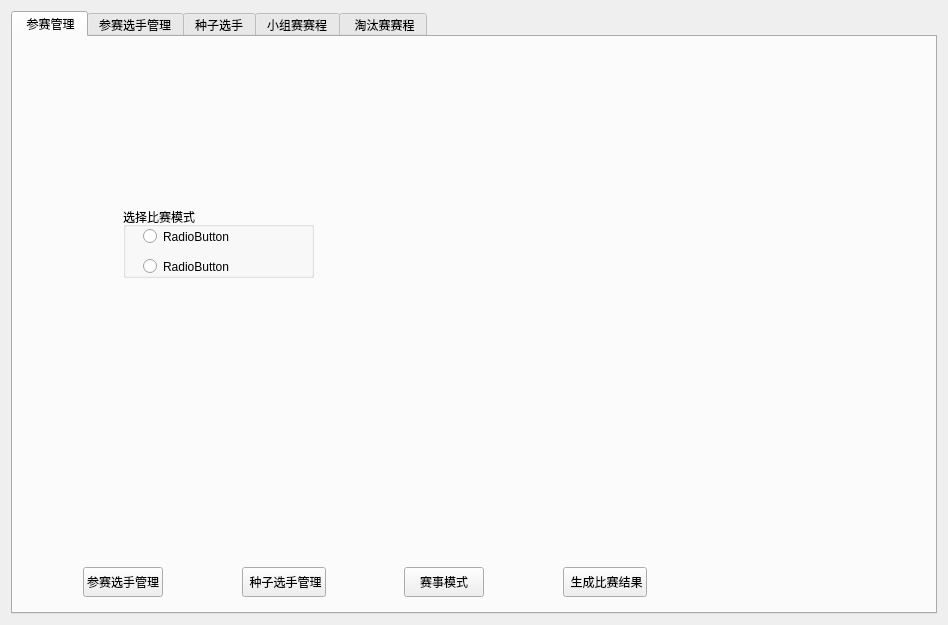
Above: tournament.ui from 35easy/PingPongClub before the change. Below: the same form after it.
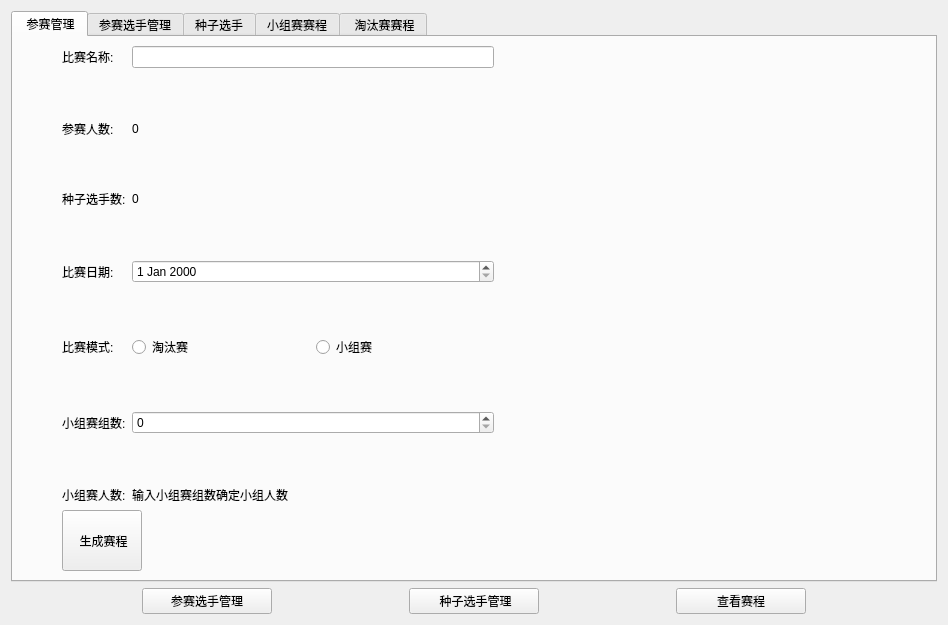
That is the form after the change. The open tabs and pages were chosen to show the change.

Commit message: 页面设计2

Diff of the .ui file:
```diff
--- a/tournament.ui
+++ b/tournament.ui
@@ -13,7 +13,7 @@
   <property name="windowTitle">
    <string>Form</string>
   </property>
-  <layout class="QHBoxLayout" name="horizontalLayout">
+  <layout class="QVBoxLayout" name="verticalLayout_3">
    <item>
     <widget class="QTabWidget" name="tabWidget">
      <property name="currentIndex">
@@ -23,105 +23,218 @@
       <attribute name="title">
        <string> 参赛管理</string>
       </attribute>
-      <widget class="QGroupBox" name="groupBox">
-       <property name="geometry">
-        <rect>
-         <x>110</x>
-         <y>170</y>
-         <width>191</width>
-         <height>71</height>
-        </rect>
-       </property>
-       <property name="title">
-        <string>选择比赛模式</string>
-       </property>
-       <widget class="QRadioButton" name="radioButton">
-        <property name="geometry">
-         <rect>
-          <x>20</x>
-          <y>20</y>
-          <width>115</width>
-          <height>19</height>
-         </rect>
-        </property>
+      <layout class="QVBoxLayout" name="verticalLayout">
+       <item>
+        <layout class="QHBoxLayout" name="horizontalLayout">
+         <item>
+          <spacer name="horizontalSpacer_6">
+           <property name="orientation">
+            <enum>Qt::Horizontal</enum>
+           </property>
+           <property name="sizeType">
+            <enum>QSizePolicy::Maximum</enum>
+           </property>
+           <property name="sizeHint" stdset="0">
+            <size>
+             <width>40</width>
+             <height>20</height>
+            </size>
+           </property>
+          </spacer>
+         </item>
+         <item>
+          <layout class="QFormLayout" name="formLayout">
+           <item row="0" column="0">
+            <widget class="QLabel" name="label_6">
         <property name="text">
-         <string>RadioButton</string>
-        </property>
-       </widget>
+              <string>比赛名称:</string>
+             </property>
+            </widget>
+           </item>
+           <item row="0" column="1">
+            <widget class="QLineEdit" name="lineEdit"/>
+           </item>
+           <item row="1" column="0">
+            <spacer name="verticalSpacer">
+             <property name="orientation">
+              <enum>Qt::Vertical</enum>
+             </property>
+             <property name="sizeHint" stdset="0">
+              <size>
+               <width>20</width>
+               <height>40</height>
+              </size>
+             </property>
+            </spacer>
+           </item>
+           <item row="2" column="0">
+            <widget class="QLabel" name="label">
+             <property name="text">
+              <string>参赛人数:</string>
+             </property>
+            </widget>
+           </item>
+           <item row="2" column="1">
+            <widget class="QLabel" name="label_2">
+             <property name="text">
+              <string>0</string>
+             </property>
+            </widget>
+           </item>
+           <item row="3" column="0">
+            <spacer name="verticalSpacer_2">
+             <property name="orientation">
+              <enum>Qt::Vertical</enum>
+             </property>
+             <property name="sizeHint" stdset="0">
+              <size>
+               <width>20</width>
+               <height>40</height>
+              </size>
+             </property>
+            </spacer>
+           </item>
+           <item row="4" column="0">
+            <widget class="QLabel" name="label_4">
+             <property name="text">
+              <string>种子选手数:</string>
+             </property>
+            </widget>
+           </item>
+           <item row="4" column="1">
+            <widget class="QLabel" name="label_5">
+             <property name="text">
+              <string>0</string>
+             </property>
+            </widget>
+           </item>
+           <item row="5" column="0">
+            <spacer name="verticalSpacer_3">
+             <property name="orientation">
+              <enum>Qt::Vertical</enum>
+             </property>
+             <property name="sizeHint" stdset="0">
+              <size>
+               <width>20</width>
+               <height>40</height>
+              </size>
+             </property>
+            </spacer>
+           </item>
+           <item row="6" column="0">
+            <widget class="QLabel" name="label_7">
+             <property name="text">
+              <string>比赛日期:</string>
+             </property>
+            </widget>
+           </item>
+           <item row="6" column="1">
+            <widget class="QDateEdit" name="dateEdit"/>
+           </item>
+           <item row="7" column="0">
+            <spacer name="verticalSpacer_4">
+             <property name="orientation">
+              <enum>Qt::Vertical</enum>
+             </property>
+             <property name="sizeHint" stdset="0">
+              <size>
+               <width>20</width>
+               <height>40</height>
+              </size>
+             </property>
+            </spacer>
+           </item>
+           <item row="8" column="0">
+            <widget class="QLabel" name="label_3">
+             <property name="text">
+              <string>比赛模式:</string>
+             </property>
+            </widget>
+           </item>
+           <item row="8" column="1">
+            <layout class="QHBoxLayout" name="horizontalLayout_4">
+             <item>
        <widget class="QRadioButton" name="radioButton_2">
-        <property name="geometry">
-         <rect>
-          <x>20</x>
-          <y>50</y>
-          <width>115</width>
-          <height>19</height>
-         </rect>
-        </property>
+               <property name="text">
+                <string>淘汰赛</string>
+               </property>
+               <attribute name="buttonGroup">
+                <string notr="true">buttonGroup</string>
+               </attribute>
+              </widget>
+             </item>
+             <item>
+              <widget class="QRadioButton" name="radioButton">
         <property name="text">
-         <string>RadioButton</string>
-        </property>
-       </widget>
-      </widget>
-      <widget class="QWidget" name="">
-       <property name="geometry">
-        <rect>
-         <x>70</x>
-         <y>530</y>
-         <width>564</width>
-         <height>30</height>
-        </rect>
-       </property>
-       <layout class="QHBoxLayout" name="horizontalLayout_2">
-        <item>
-         <widget class="QPushButton" name="pushButton">
-          <property name="sizePolicy">
-           <sizepolicy hsizetype="Expanding" vsizetype="Expanding">
-            <horstretch>0</horstretch>
-            <verstretch>0</verstretch>
-           </sizepolicy>
-          </property>
+                <string>小组赛</string>
+               </property>
+               <attribute name="buttonGroup">
+                <string notr="true">buttonGroup</string>
+               </attribute>
+              </widget>
+             </item>
+            </layout>
+           </item>
+           <item row="9" column="0">
+            <spacer name="verticalSpacer_5">
+             <property name="orientation">
+              <enum>Qt::Vertical</enum>
+             </property>
+             <property name="sizeHint" stdset="0">
+              <size>
+               <width>20</width>
+               <height>40</height>
+              </size>
+             </property>
+            </spacer>
+           </item>
+           <item row="10" column="0">
+            <widget class="QLabel" name="label_8">
           <property name="text">
-           <string>参赛选手管理</string>
+              <string>小组赛组数:</string>
           </property>
          </widget>
         </item>
-        <item>
-         <spacer name="horizontalSpacer">
+           <item row="10" column="1">
+            <widget class="QSpinBox" name="spinBox"/>
+           </item>
+           <item row="11" column="0">
+            <spacer name="verticalSpacer_6">
           <property name="orientation">
-           <enum>Qt::Horizontal</enum>
+              <enum>Qt::Vertical</enum>
           </property>
           <property name="sizeHint" stdset="0">
            <size>
-            <width>40</width>
-            <height>20</height>
+               <width>20</width>
+               <height>40</height>
            </size>
           </property>
          </spacer>
         </item>
-        <item>
-         <widget class="QPushButton" name="pushButton_2">
-          <property name="sizePolicy">
-           <sizepolicy hsizetype="Expanding" vsizetype="Expanding">
-            <horstretch>0</horstretch>
-            <verstretch>0</verstretch>
-           </sizepolicy>
-          </property>
+           <item row="12" column="0">
+            <widget class="QLabel" name="label_9">
+             <property name="text">
+              <string>小组赛人数:</string>
+             </property>
+            </widget>
+           </item>
+           <item row="12" column="1">
+            <widget class="QLabel" name="label_10">
           <property name="text">
-           <string> 种子选手管理</string>
+              <string>输入小组赛组数确定小组人数</string>
           </property>
          </widget>
         </item>
+          </layout>
+         </item>
         <item>
-         <spacer name="horizontalSpacer_2">
-          <property name="sizePolicy">
-           <sizepolicy hsizetype="Minimum" vsizetype="Minimum">
-            <horstretch>0</horstretch>
-            <verstretch>0</verstretch>
-           </sizepolicy>
-          </property>
+          <spacer name="horizontalSpacer_7">
           <property name="orientation">
            <enum>Qt::Horizontal</enum>
           </property>
+           <property name="sizeType">
+            <enum>QSizePolicy::Expanding</enum>
+           </property>
           <property name="sizeHint" stdset="0">
            <size>
             <width>40</width>
@@ -130,24 +243,18 @@
           </property>
          </spacer>
         </item>
-        <item>
-         <widget class="QPushButton" name="pushButton_3">
-          <property name="sizePolicy">
-           <sizepolicy hsizetype="Expanding" vsizetype="Expanding">
-            <horstretch>0</horstretch>
-            <verstretch>0</verstretch>
-           </sizepolicy>
-          </property>
-          <property name="text">
-           <string>赛事模式</string>
-          </property>
-         </widget>
+        </layout>
         </item>
         <item>
-         <spacer name="horizontalSpacer_4">
+        <layout class="QHBoxLayout" name="horizontalLayout_5">
+         <item>
+          <spacer name="horizontalSpacer_8">
           <property name="orientation">
            <enum>Qt::Horizontal</enum>
           </property>
+           <property name="sizeType">
+            <enum>QSizePolicy::Minimum</enum>
+           </property>
           <property name="sizeHint" stdset="0">
            <size>
             <width>40</width>
@@ -159,18 +266,32 @@
         <item>
          <widget class="QPushButton" name="pushButton_8">
           <property name="sizePolicy">
-           <sizepolicy hsizetype="Expanding" vsizetype="Expanding">
+            <sizepolicy hsizetype="Minimum" vsizetype="Expanding">
             <horstretch>0</horstretch>
             <verstretch>0</verstretch>
            </sizepolicy>
           </property>
           <property name="text">
-           <string> 生成比赛结果</string>
+            <string> 生成赛程</string>
           </property>
          </widget>
         </item>
-       </layout>
-      </widget>
+         <item>
+          <spacer name="horizontalSpacer_3">
+           <property name="orientation">
+            <enum>Qt::Horizontal</enum>
+           </property>
+           <property name="sizeHint" stdset="0">
+            <size>
+             <width>20</width>
+             <height>20</height>
+            </size>
+           </property>
+          </spacer>
+         </item>
+        </layout>
+       </item>
+      </layout>
      </widget>
      <widget class="QWidget" name="tab">
       <attribute name="title">
@@ -231,6 +352,110 @@
      </widget>
     </widget>
    </item>
+   <item>
+    <layout class="QHBoxLayout" name="horizontalLayout_2">
+     <item>
+      <spacer name="horizontalSpacer_5">
+       <property name="orientation">
+        <enum>Qt::Horizontal</enum>
+       </property>
+       <property name="sizeHint" stdset="0">
+        <size>
+         <width>40</width>
+         <height>20</height>
+        </size>
+       </property>
+      </spacer>
+     </item>
+     <item>
+      <widget class="QPushButton" name="pushButton">
+       <property name="sizePolicy">
+        <sizepolicy hsizetype="Expanding" vsizetype="Preferred">
+         <horstretch>0</horstretch>
+         <verstretch>0</verstretch>
+        </sizepolicy>
+       </property>
+       <property name="text">
+        <string>参赛选手管理</string>
+       </property>
+      </widget>
+     </item>
+     <item>
+      <spacer name="horizontalSpacer">
+       <property name="orientation">
+        <enum>Qt::Horizontal</enum>
+       </property>
+       <property name="sizeHint" stdset="0">
+        <size>
+         <width>40</width>
+         <height>20</height>
+        </size>
+       </property>
+      </spacer>
+     </item>
+     <item>
+      <widget class="QPushButton" name="pushButton_2">
+       <property name="sizePolicy">
+        <sizepolicy hsizetype="Expanding" vsizetype="Preferred">
+         <horstretch>0</horstretch>
+         <verstretch>0</verstretch>
+        </sizepolicy>
+       </property>
+       <property name="text">
+        <string> 种子选手管理</string>
+       </property>
+      </widget>
+     </item>
+     <item>
+      <spacer name="horizontalSpacer_2">
+       <property name="sizePolicy">
+        <sizepolicy hsizetype="Expanding" vsizetype="Minimum">
+         <horstretch>0</horstretch>
+         <verstretch>0</verstretch>
+        </sizepolicy>
+       </property>
+       <property name="orientation">
+        <enum>Qt::Horizontal</enum>
+       </property>
+       <property name="sizeType">
+        <enum>QSizePolicy::Expanding</enum>
+       </property>
+       <property name="sizeHint" stdset="0">
+        <size>
+         <width>40</width>
+         <height>20</height>
+        </size>
+       </property>
+      </spacer>
+     </item>
+     <item>
+      <widget class="QPushButton" name="pushButton_3">
+       <property name="sizePolicy">
+        <sizepolicy hsizetype="Expanding" vsizetype="Preferred">
+         <horstretch>0</horstretch>
+         <verstretch>0</verstretch>
+        </sizepolicy>
+       </property>
+       <property name="text">
+        <string>查看赛程</string>
+       </property>
+      </widget>
+     </item>
+     <item>
+      <spacer name="horizontalSpacer_4">
+       <property name="orientation">
+        <enum>Qt::Horizontal</enum>
+       </property>
+       <property name="sizeHint" stdset="0">
+        <size>
+         <width>40</width>
+         <height>20</height>
+        </size>
+       </property>
+      </spacer>
+     </item>
+    </layout>
+   </item>
   </layout>
  </widget>
  <resources/>
```
Left out of the diff: 5 changed lines with no effect on the pictures. Lines whose indentation alone changed are shown as unchanged.
